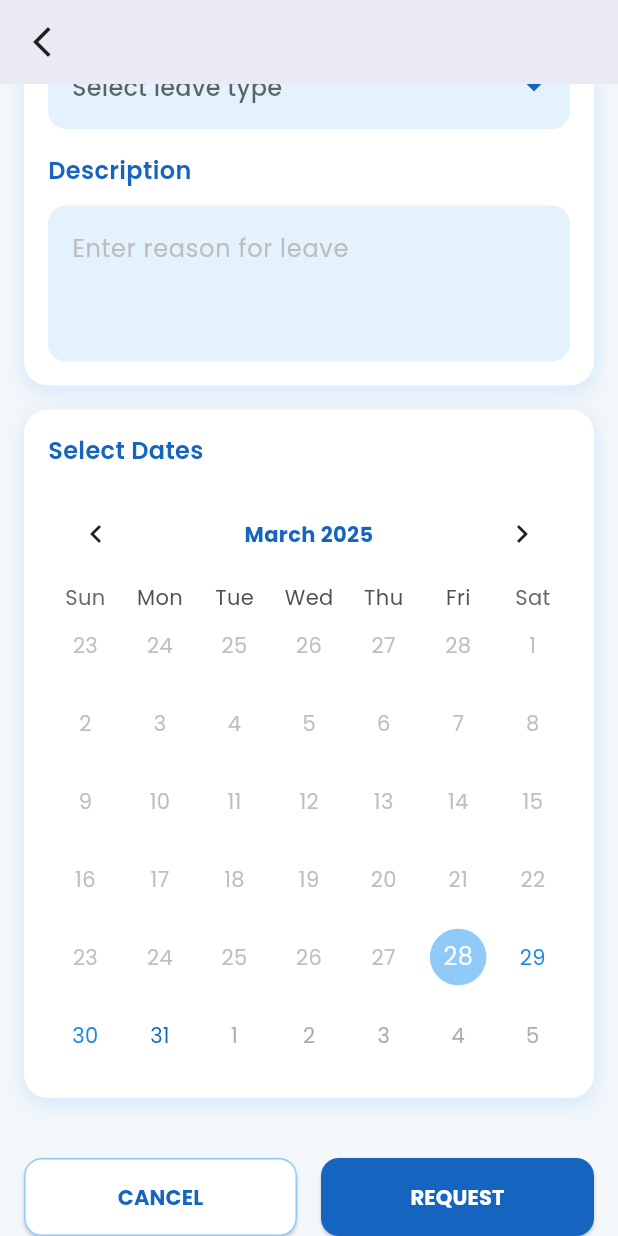
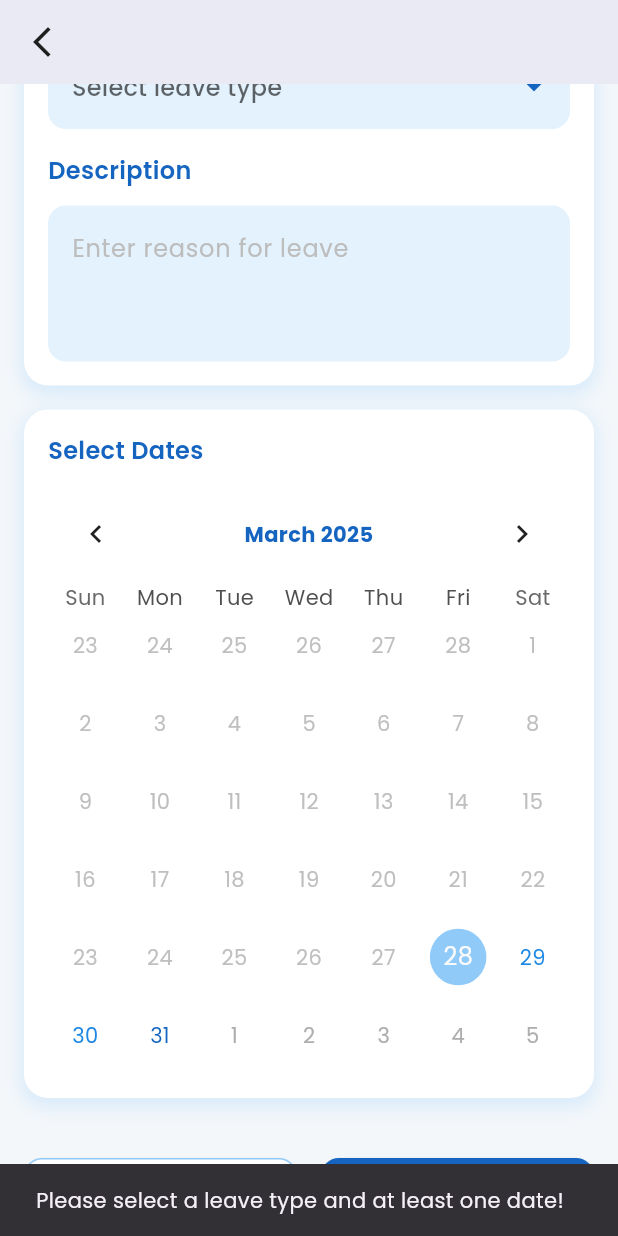
Before and after one commit to bridgeon-slms/slms, a Flutter app: the LeavePage screen opened directly, scrolled down 200 dp, after a tap on "REQUEST", on a phone screen of 412 x 824 dp. Run offline on Flutter 3.47's test engine with Material 3 defaults, Android fonts, the phone set to English and light mode, and no system bars; drawn by our look-alikes of table_calendar; our stand-ins replace calendar_date_picker2, dio, flutter_secure_storage, gap, google_fonts, iconsax and 8 more; missing offline and left inert: score_progress_pretty_display; accounts and stored records are empty.

Commit message:
leavepage update

```diff
--- a/lib/services/leavepageservices/leavepageservices.dart
+++ b/lib/services/leavepageservices/leavepageservices.dart
@@ -37,7 +37,7 @@ class LeavePageServices {
 //     }
 //   }
 
-  Future<void> addLeavePage(LeaveModel leavePage) async {
+  addLeavePage(LeaveModel leavePage) async {
     final dio = await DioClient.getDioInstance();
     try {
       await dio.post("$baseUrl/api/admin/leaveRequest/student",
--- a/lib/views/leavepage/leavepage.dart
+++ b/lib/views/leavepage/leavepage.dart
@@ -321,23 +321,71 @@ class _ModernLeavePageState extends State<LeavePage> {
         const SizedBox(width: 16),
         Expanded(
           child: ElevatedButton(
-            onPressed: () {
-              num value = 0;
-              if (durations == 'Half Day') {
-                value = 0.5;
+            // onPressed: () {
+            //   num value = 0;
+            //   if (durations == 'Half Day') {
+            //     value = 0.5;
+            //   } else {
+            //     value = 1;
+            //   }
+            //   LeavePageServices().addLeavePage(
+            //     LeaveModel(
+            //       leaveType: leaveTypes.toString(),
+            //       description: descriptionController.toString(),
+            //       dates: [
+            //         {"date": _focusedDay, "value": value}
+            //       ],
+            //     ),
+            //   );
+            // },
+            onPressed: () async {
+              if (selectedLeaveType == null ||
+                  _selectedDaysWithDurations.isEmpty) {
+                ScaffoldMessenger.of(context).showSnackBar(
+                  SnackBar(
+                      content: Text(
+                          "Please select a leave type and at least one date!")),
+                );
+                return;
+              }
+
+              // Convert selected dates into the required format
+              List<Map<String, dynamic>> formattedDates =
+                  _selectedDaysWithDurations.entries
+                      .map((entry) => {
+                            "date": DateFormat("yyyy-MM-dd").format(entry.key),
+                            "value": entry.value == "Half Day" ? 0.5 : 1
+                          })
+                      .toList();
+
+              // Create a LeaveModel instance
+              LeaveModel leaveRequest = LeaveModel(
+                leaveType: selectedLeaveType!,
+                description: descriptionController.text.trim(),
+                dates: formattedDates,
+              );
+
+              // Send request to backend
+              bool success =
+                  // await LeavePageServices().addLeavePage(leaveRequest);
+                  await LeavePageServices().addLeavePage(leaveRequest);
+
+              // Show success or failure message
+              if (success) {
+                ScaffoldMessenger.of(context).showSnackBar(
+                  SnackBar(
+                      content: Text("Leave request submitted successfully!")),
+                );
+                Navigator.pop(context); // Close the page on success
               } else {
-                value = 1;
+                ScaffoldMessenger.of(context).showSnackBar(
+                  SnackBar(
+                      content: Text(
+                          "Failed to submit leave request! Please try again.")),
+                );
               }
-              LeavePageServices().addLeavePage(
-                LeaveModel(
-                  leaveType: leaveTypes.toString(),
-                  description: descriptionController.toString(),
-                  dates: [
-                    {"date": _focusedDay, "value": value}
-                  ],
-                ),
-              );
             },
+
             style: ElevatedButton.styleFrom(
               backgroundColor: Colors.blue.shade800,
               foregroundColor: Colors.white,
```
